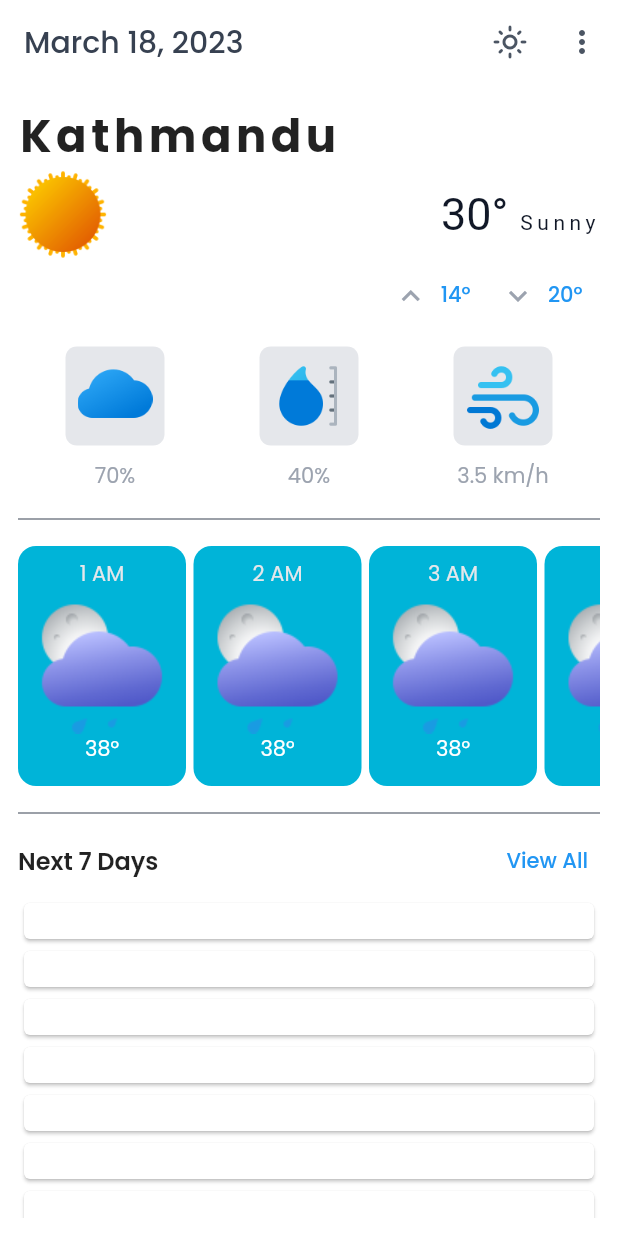
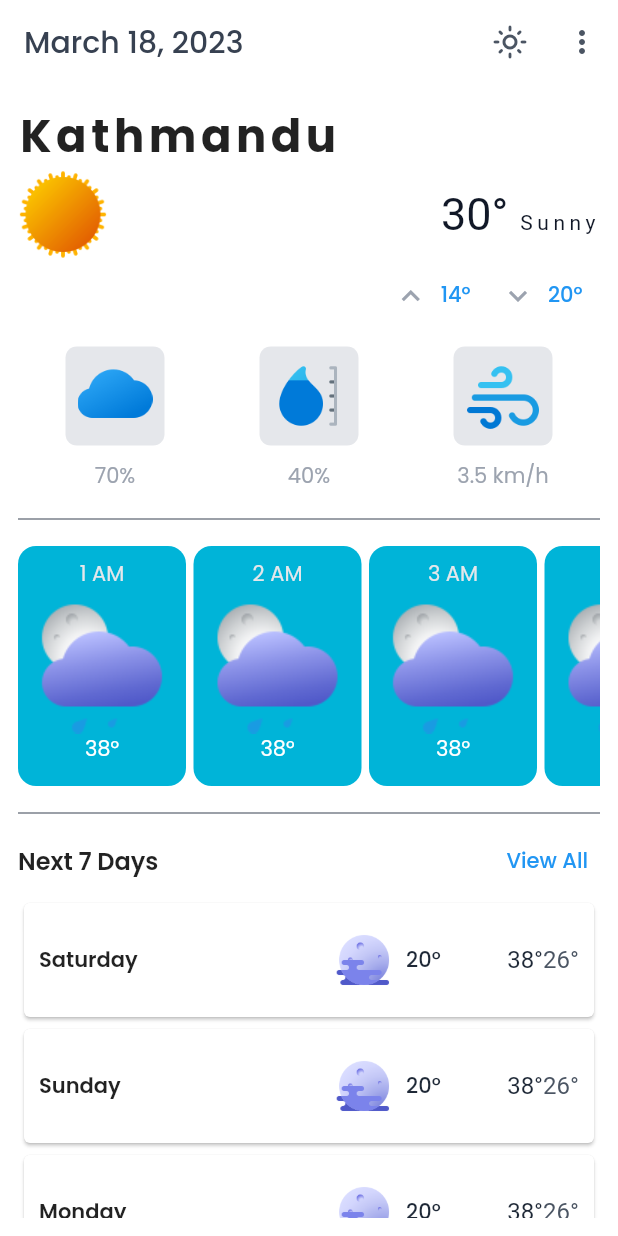
Before and after one commit to Naawaal/Weather-App, a Flutter app: the screen it shows after launch, on a phone screen of 412 x 824 dp. Run offline on Flutter 3.47's test engine with Material 2 defaults, Android fonts, the phone set to English and light mode, and no system bars; our stand-ins replace get, google_fonts, velocity_x.

Commit message:
completed ui

```diff
--- a/lib/views/homepage_screen.dart
+++ b/lib/views/homepage_screen.dart
@@ -167,12 +167,51 @@ class HomepageScreen extends StatelessWidget {
                 shrinkWrap: true,
                 itemCount: 7,
                 itemBuilder: (context, index) {
+                  var day = DateFormat("EEEE").format(
+                    DateTime.now().add(
+                      Duration(days: index),
+                    ),
+                  );
                   return Card(
+                    elevation: 1,
                     child: Container(
                       padding: const EdgeInsets.symmetric(
-                          horizontal: 8, vertical: 12),
+                          horizontal: 10, vertical: 10),
                       child: Row(
-                        children: const [],
+                        mainAxisAlignment: MainAxisAlignment.spaceBetween,
+                        children: [
+                          Expanded(child: day.text.semiBold.make()),
+                          Expanded(
+                            child: TextButton.icon(
+                              onPressed: () {},
+                              icon: Image.asset(
+                                "assets/weather/50n.png",
+                                width: 40,
+                                height: 40,
+                              ),
+                              label: "20\u00B0 ".text.gray800.make(),
+                            ),
+                          ),
+                          RichText(
+                            text: const TextSpan(
+                              children: [
+                                TextSpan(
+                                    text: "38\u00B0",
+                                    style: TextStyle(
+                                      color: Vx.gray800,
+                                      fontSize: 16,
+                                    )),
+                                TextSpan(
+                                  text: "26\u00B0",
+                                  style: TextStyle(
+                                    color: Vx.gray600,
+                                    fontSize: 16,
+                                  ),
+                                ),
+                              ],
+                            ),
+                          ),
+                        ],
                       ),
                     ),
                   );
```
